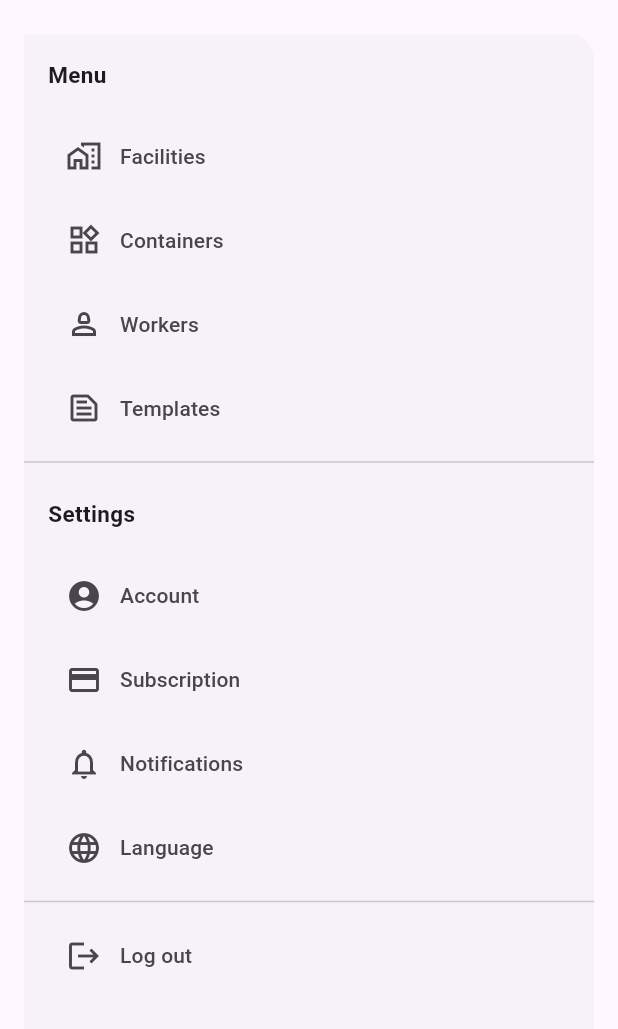
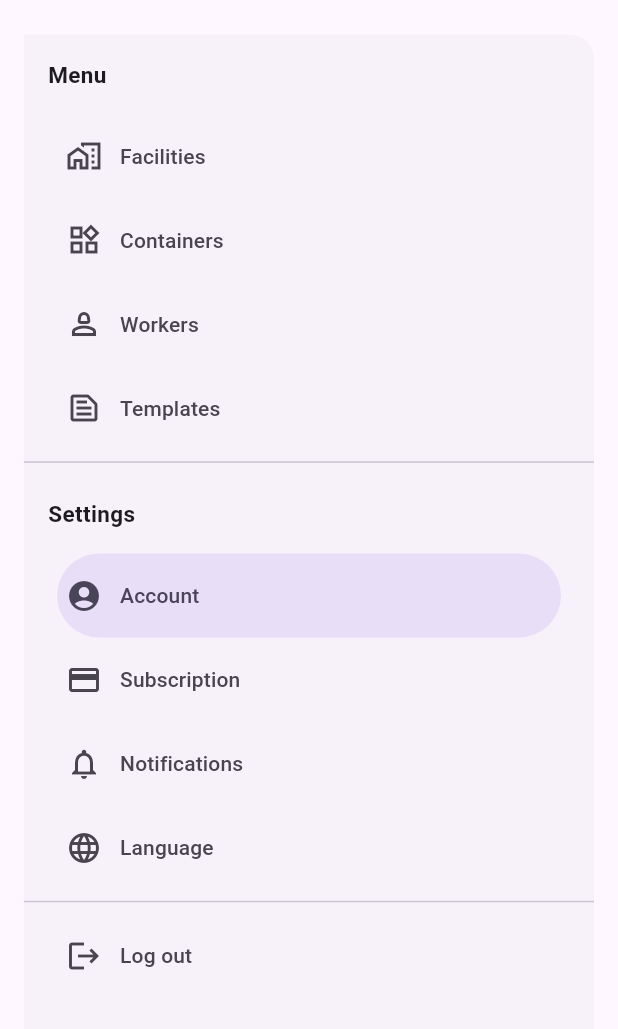
Before and after one commit to DittoBox/DittoBox-Mobile, a Flutter app: the AccountDetailsScreen screen opened by its route, with the side drawer open, on a phone screen of 412 x 824 dp, the part 63-1092 px from its top. Run offline on Flutter 3.47's test engine with Material 3 defaults, Android fonts, the phone set to English and light mode, and no system bars; our stand-ins replace pin_code_fields.

Commit message:
feat(account-details): add account details localization and update navigation

```diff
--- a/dittobox_mobile/lib/account_and_subscription/presentation/account-details/account_details_screen.dart
+++ b/dittobox_mobile/lib/account_and_subscription/presentation/account-details/account_details_screen.dart
@@ -15,7 +15,7 @@ class _AccountDetailsScreenState extends State<AccountDetailsScreen> {
  Widget build(BuildContext context) {
     return Scaffold(
       appBar: AppBar(
-        title: const Text('Account Details'),
+        title: Text(S.of(context).accountDetails),
       ),
       drawer: const CustomNavigationDrawer(currentRoute: AppRoutes.accountDetails),
       body: const Padding(
--- a/dittobox_mobile/lib/account_and_subscription/presentation/subscription-details/subscription_details_screen.dart
+++ b/dittobox_mobile/lib/account_and_subscription/presentation/subscription-details/subscription_details_screen.dart
@@ -15,7 +15,7 @@ class _SubscriptionDetailsScreenState extends State<SubscriptionDetailsScreen> {
   Widget build(BuildContext context) {
     return Scaffold(
       appBar: AppBar(
-        title: const Text('Subscription Details'),
+        title: Text(S.of(context).subscriptionDetails),
       ),
       drawer: const CustomNavigationDrawer(currentRoute: AppRoutes.subscriptionDetails),
       body: const Padding(
--- a/dittobox_mobile/lib/l10n/intl_en.arb
+++ b/dittobox_mobile/lib/l10n/intl_en.arb
@@ -571,5 +571,9 @@
   "manageSubscription": "Manage Subscription",
   "@manageSubscription": {
     "description": "Label for manage subscription button"
+  },
+  "accountDetails": "Account Details",
+  "@accountDetails": {
+    "description": "Label for account details section"
   }
 }
--- a/dittobox_mobile/lib/shared/presentation/widgets/custom_navigator_drawer.dart
+++ b/dittobox_mobile/lib/shared/presentation/widgets/custom_navigator_drawer.dart
@@ -112,7 +112,7 @@ class _CustomNavigationDrawerState extends State<CustomNavigationDrawer> {
         return 2;
       case AppRoutes.templates:
         return 3;
-      case '/account':
+      case AppRoutes.accountDetails:
         return 4;
       case AppRoutes.subscriptionDetails:
         return 5;
```
Also changed, not shown: dittobox_mobile/lib/l10n/intl_es.arb (+9 -1 lines), dittobox_mobile/lib/generated/intl/messages_en.dart, dittobox_mobile/lib/generated/intl/messages_es.dart, dittobox_mobile/lib/generated/l10n.dart.
